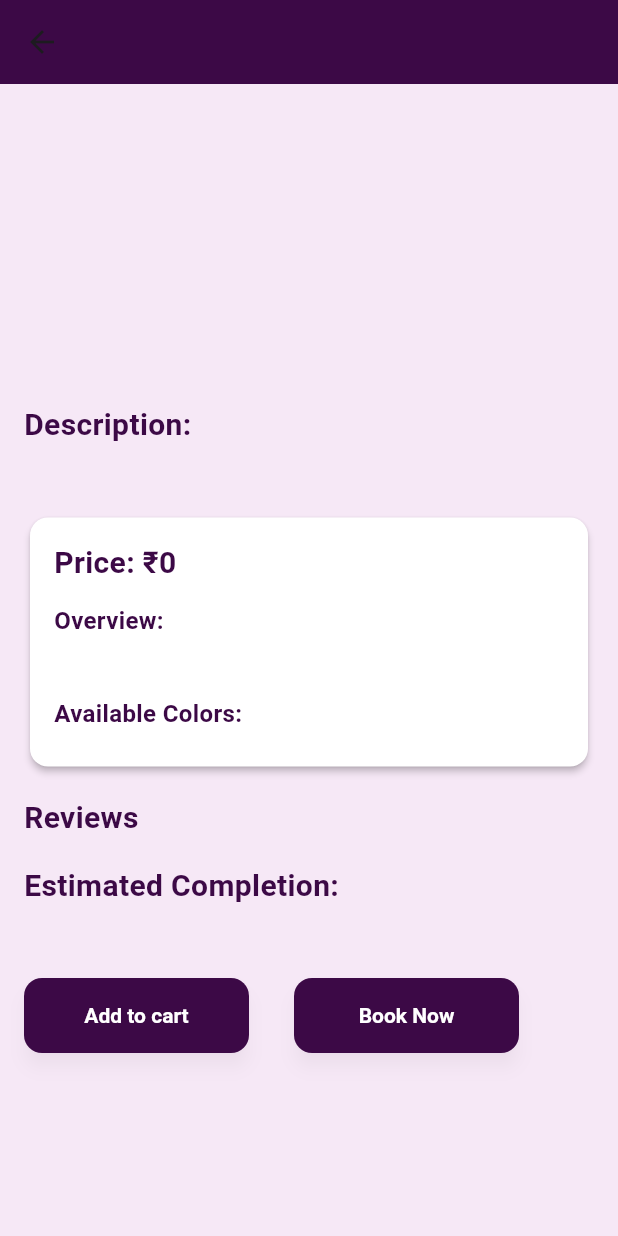
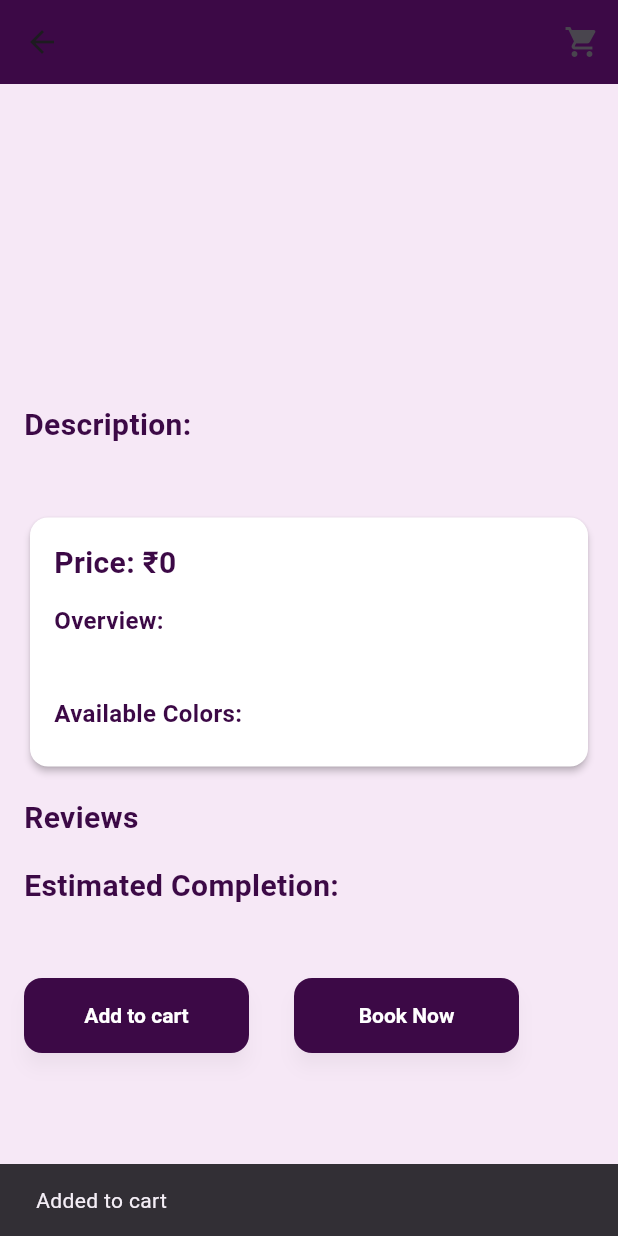
Before and after one commit to Ansinarose/cutomer_app, a Flutter app: the ProductDetailsScreen screen opened directly with empty values, after a tap on "Add to cart", on a phone screen of 412 x 824 dp. Run offline on Flutter 3.47's test engine with Material 3 defaults, Android fonts, the light colour scheme and no system bars; our stand-ins replace carousel_slider, cloud_firestore, curved_navigation_bar, firebase_auth, firebase_core, firebase_storage and 7 more; missing offline and left inert: dart:ffi; accounts and stored records are empty.

Commit message:
added to cart using sharedpreference

```diff
--- /dev/null
+++ b/lib/bloc/cart_bloc.dart
@@ -0,0 +1,47 @@
+import 'dart:convert';
+
+import 'package:customer_application/bloc/cart_event.dart';
+import 'package:customer_application/bloc/cart_state.dart';
+import 'package:flutter_bloc/flutter_bloc.dart';
+import 'package:shared_preferences/shared_preferences.dart';
+
+class CartBloc extends Bloc<CartEvent, CartState> {
+  List<Map<String, dynamic>> _cartItems = [];
+
+  CartBloc() : super(CartInitial()) {
+    on<LoadCartEvent>((event, emit) async {
+      await _loadCartFromPrefs();
+      emit(CartLoaded(_cartItems));
+    });
+
+    on<AddToCartEvent>((event, emit) async {
+      _cartItems.add(event.product);
+      await _saveCartToPrefs();
+      emit(CartLoaded(_cartItems));
+    });
+
+    on<RemoveFromCartEvent>((event, emit) async {
+      _cartItems.remove(event.product);
+      await _saveCartToPrefs();
+      emit(CartLoaded(_cartItems));
+    });
+
+    // Load cart items when the bloc is initialized
+    add(LoadCartEvent());
+  }
+
+  Future<void> _saveCartToPrefs() async {
+    final prefs = await SharedPreferences.getInstance();
+    final String encodedData = json.encode(_cartItems);
+    await prefs.setString('cart_items', encodedData);
+  }
+
+  Future<void> _loadCartFromPrefs() async {
+    final prefs = await SharedPreferences.getInstance();
+    final String? encodedData = prefs.getString('cart_items');
+    if (encodedData != null) {
+      final List<dynamic> decodedData = json.decode(encodedData);
+      _cartItems = decodedData.cast<Map<String, dynamic>>();
+    }
+  }
+}
--- /dev/null
+++ b/lib/bloc/cart_event.dart
@@ -0,0 +1,15 @@
+import 'package:flutter_bloc/flutter_bloc.dart';
+
+// Events
+abstract class CartEvent {}
+
+class AddToCartEvent extends CartEvent {
+  final Map<String, dynamic> product;
+  AddToCartEvent(this.product);
+}
+
+class RemoveFromCartEvent extends CartEvent {
+  final Map<String, dynamic> product;
+  RemoveFromCartEvent(this.product);
+}
+class LoadCartEvent extends CartEvent {}
--- /dev/null
+++ b/lib/bloc/cart_state.dart
@@ -0,0 +1,8 @@
+abstract class CartState {}
+
+class CartInitial extends CartState {}
+
+class CartLoaded extends CartState {
+  final List<Map<String, dynamic>> items;
+  CartLoaded(this.items);
+}
--- a/lib/features/category/views/category_details.dart
+++ b/lib/features/category/views/category_details.dart
@@ -23,8 +23,8 @@ class CategoryDetailsScreen extends StatelessWidget {
         automaticallyImplyLeading: false, // This hides the default back button
       ),
       Positioned(
-        top: 100, // Adjust this value to position the title where you want
-        left: 16, // Adjust left padding as needed
+        top: 100,
+        left: 16,
         child: SafeArea(
           child: FutureBuilder<DocumentSnapshot>(
             future: FirebaseFirestore.instance.collection('Companycategory').doc(categoryId).get(),
--- a/lib/features/category/views/product_details.dart
+++ b/lib/features/category/views/product_details.dart
@@ -1,10 +1,15 @@
 
 import 'dart:ffi';
 
+import 'package:customer_application/bloc/cart_bloc.dart';
+import 'package:customer_application/bloc/cart_event.dart';
 import 'package:customer_application/common/constants/app_button_styles.dart';
 import 'package:customer_application/common/constants/app_colors.dart';
 import 'package:customer_application/common/constants/app_text_styles.dart';
+import 'package:customer_application/features/booking/views/booking_screen.dart';
+import 'package:customer_application/features/cart/views/cart_screen.dart';
 import 'package:flutter/material.dart';
+import 'package:flutter_bloc/flutter_bloc.dart';
 import 'package:smooth_page_indicator/smooth_page_indicator.dart';
 
 class ProductDetailsScreen extends StatefulWidget {
@@ -29,6 +34,17 @@ class _ProductDetailsScreenState extends State<ProductDetailsScreen> {
       appBar: AppBar(
         backgroundColor: AppColors.textPrimaryColor,
         elevation: 0,
+        actions: [
+          IconButton(
+            icon: Icon(Icons.shopping_cart),
+            onPressed: () {
+              Navigator.push(
+                context,
+                MaterialPageRoute(builder: (context) => CartScreen()),
+              );
+            },
+          ),
+        ],
       ),
       body: SingleChildScrollView(
         child: Column(
@@ -43,6 +59,7 @@ class _ProductDetailsScreenState extends State<ProductDetailsScreen> {
                     widget.product['title'],
                     style: AppTextStyles.subheading,
                   ),
+
                   SizedBox(height: 16),
                   Container(
                     height: 120,
@@ -168,11 +185,23 @@ class _ProductDetailsScreenState extends State<ProductDetailsScreen> {
                 SizedBox(height: 20,),
                   Row(
                     children: [
-                      ElevatedButton(style: AppButtonStyles.smallButton,
-                        onPressed: (){}, child: Text('Add to cart')),
+                     ElevatedButton(
+                    style: AppButtonStyles.smallButton,
+                    onPressed: () {
+                      context.read<CartBloc>().add(AddToCartEvent(widget.product));
+                      ScaffoldMessenger.of(context).showSnackBar(
+                        SnackBar(content: Text('Added to cart')),
+                      );
+                    },
+                    child: Text('Add to cart')
+                  ),
+
                         SizedBox(width: 30,),
                       ElevatedButton(style: AppButtonStyles.smallButton,
-                        onPressed: (){}, child: Text('Book Now'))
+                        onPressed: (){
+                          Navigator.push(context,
+                          MaterialPageRoute(builder: (context)=> BookingScreen()));
+                        }, child: Text('Book Now'))
                     ],
                   )
                 ],
--- a/pubspec.yaml
+++ b/pubspec.yaml
@@ -48,6 +48,7 @@ dependencies:
   curved_navigation_bar: ^1.0.6
   firebase_storage: ^12.0.1
   smooth_page_indicator: ^1.1.0
+  shared_preferences: ^2.2.3
 dev_dependencies:
   flutter_test:
     sdk: flutter
@@ -77,6 +78,7 @@ flutter:
   - assets/images/login.jpg
   - assets/images/interior-design-violet-22273327.webp
   - assets/images/google.jpeg
+  - assets/images/565-5657886_avatar-images-for-login-form-clipart.png
   # An image asset can refer to one or more resolution-specific "variants", see
   # https://flutter.dev/assets-and-images/#resolution-aware
 
```
Also changed, not shown: lib/common/widgets/bottom_nav_bar.dart (+43 -4 lines), lib/features/booking/views/booking_screen.dart (added, +96 -0 lines), lib/features/cart/views/cart_screen.dart (added, +156 -0 lines), lib/features/home/views/home_screen.dart (+27 -2 lines), lib/main.dart (+12 -2 lines), pubspec.lock, 1 other file.
